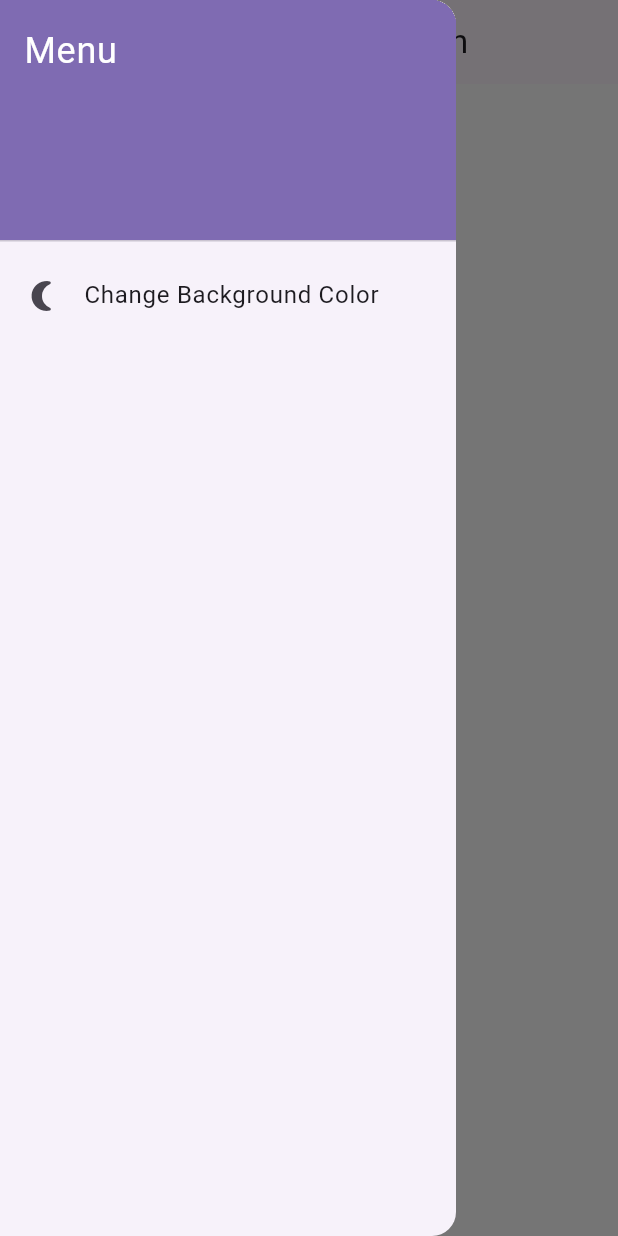
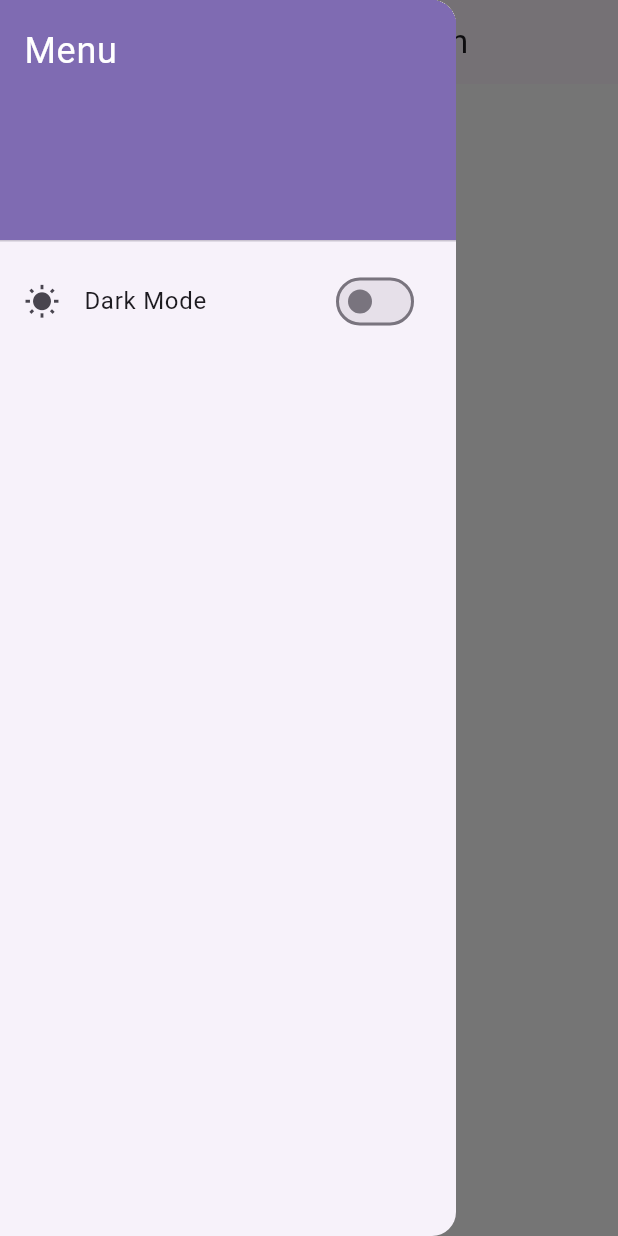
Before and after one commit to sevekang17/cit_238_unit_4_assignemt_kangbacale, a Flutter app: the screen it shows after launch, with the side drawer open, on a phone screen of 412 x 824 dp. Run offline on Flutter 3.47's test engine with Material 3 defaults, Android fonts, the phone set to English and light mode, and no system bars; our stand-ins replace image_picker, shared_preferences.

Commit message:
okay na 'to

```diff
--- a/lib/screens/photo_picker.dart
+++ b/lib/screens/photo_picker.dart
@@ -8,6 +8,8 @@ void main() {
 }
 
 class PhotoPicker extends StatefulWidget {
+  const PhotoPicker({super.key});
+
   @override
   _PhotoPickerState createState() => _PhotoPickerState();
 }
@@ -29,10 +31,10 @@ class _PhotoPickerState extends State<PhotoPicker> {
     });
   }
 
-  Future<void> _toggleTheme() async {
+  Future<void> _toggleTheme(bool value) async {
     final prefs = await SharedPreferences.getInstance();
     setState(() {
-      _isDarkMode = !_isDarkMode;
+      _isDarkMode = value;
       prefs.setBool('darkMode', _isDarkMode);
     });
   }
@@ -75,9 +77,17 @@ class _PhotoPickerState extends State<PhotoPicker> {
                 ),
               ),
               ListTile(
-                leading: Icon(_isDarkMode ? Icons.wb_sunny : Icons.nightlight_round),
-                title: Text("Change Background Color"),
-                onTap: _toggleTheme,
+                leading: Icon(_isDarkMode ? Icons.nightlight_round : Icons.wb_sunny),
+                title: Row(
+                  mainAxisAlignment: MainAxisAlignment.spaceBetween,
+                  children: [
+                    Text("Dark Mode"),
+                    Switch(
+                      value: _isDarkMode,
+                      onChanged: _toggleTheme,
+                    ),
+                  ],
+                ),
               ),
             ],
           ),
```
